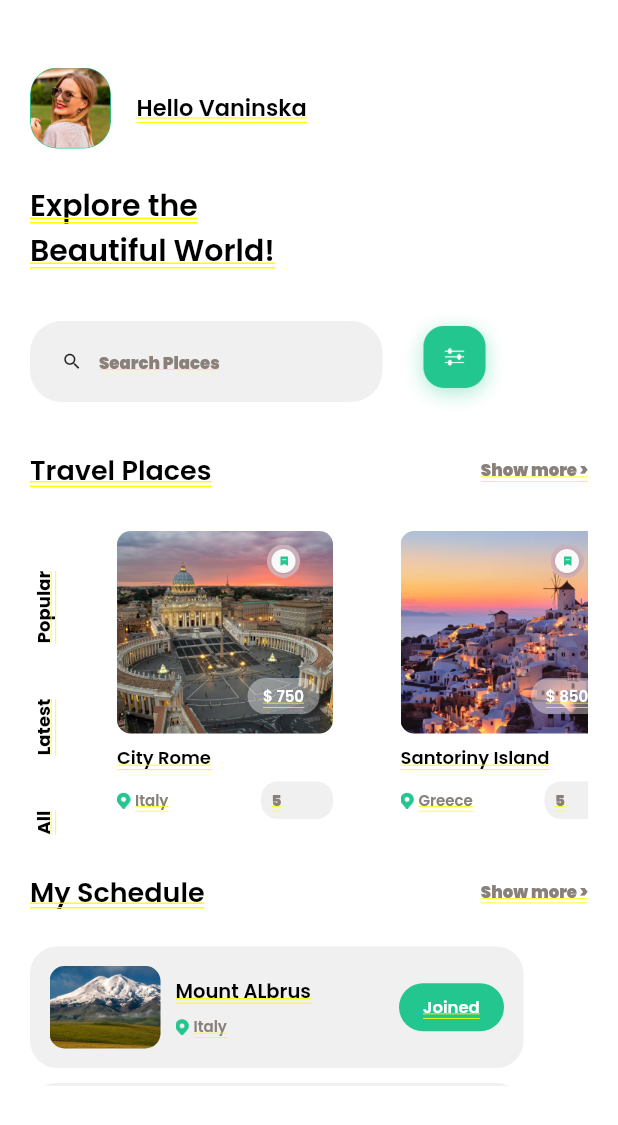
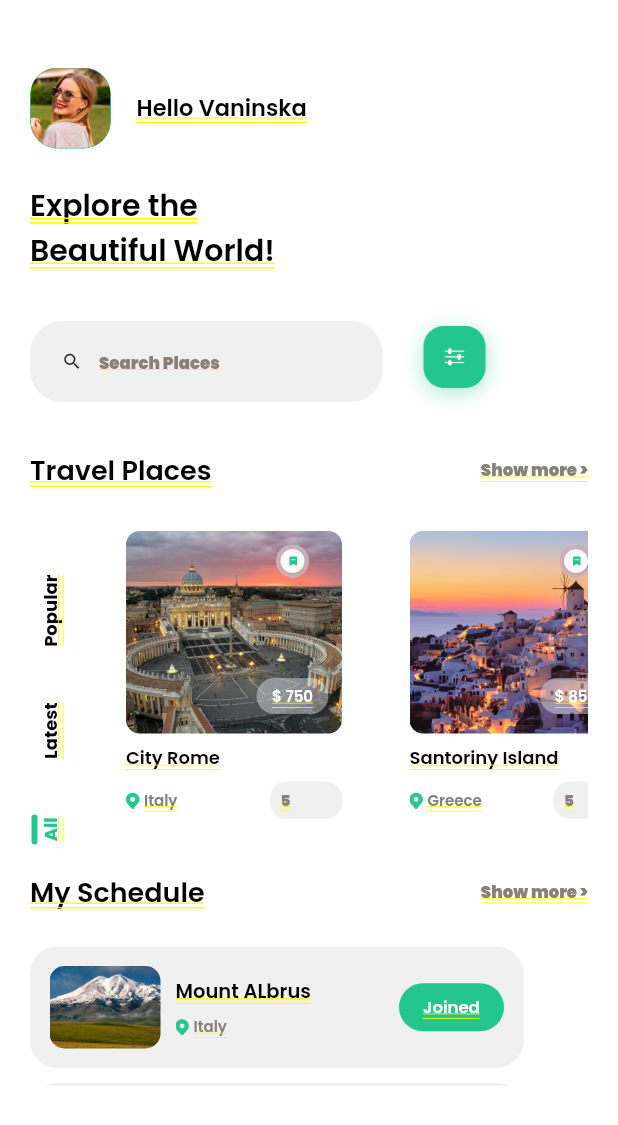
Before and after one commit to TedoHarisC/submission-dicoding-flutter, a Flutter app: the HomePage screen opened by its route, on a phone screen of 412 x 824 dp. Shown: the top 1125 px of the screen. Run offline on Flutter 3.47's test engine with Material 2 defaults, Android fonts, the phone set to English and light mode, and no system bars; our stand-ins replace bloc, carousel_slider, flutter_bloc, google_fonts; statements that could not run were skipped.

Commit message:
menambahkan logic menu travel

```diff
--- /dev/null
+++ b/lib/cubit/travel_cubit.dart
@@ -0,0 +1,12 @@
+import 'package:bloc/bloc.dart';
+import 'package:meta/meta.dart';
+
+part 'travel_state.dart';
+
+class TravelCubit extends Cubit<int> {
+  TravelCubit() : super(0);
+
+  void setMenuTravel(int newMenu) {
+    emit(newMenu);
+  }
+}
--- /dev/null
+++ b/lib/cubit/travel_state.dart
@@ -0,0 +1,6 @@
+part of 'travel_cubit.dart';
+
+@immutable
+abstract class TravelState {}
+
+class TravelInitial extends TravelState {}
--- a/lib/main.dart
+++ b/lib/main.dart
@@ -1,6 +1,7 @@
 import 'package:flutter/material.dart';
 import 'package:flutter_bloc/flutter_bloc.dart';
 import 'package:submission_dicoding_tedo_hc/cubit/page_cubit.dart';
+import 'package:submission_dicoding_tedo_hc/cubit/travel_cubit.dart';
 import 'package:submission_dicoding_tedo_hc/pages/home_page.dart';
 import 'package:submission_dicoding_tedo_hc/pages/main_page.dart';
 import 'package:submission_dicoding_tedo_hc/pages/notification_page.dart';
@@ -24,6 +25,9 @@
         BlocProvider(
           create: (context) => PageCubit(),
         ),
+        BlocProvider(
+          create: (context) => TravelCubit(),
+        ),
       ],
       child: MaterialApp(
         debugShowCheckedModeBanner: false,
--- a/lib/pages/home_page.dart
+++ b/lib/pages/home_page.dart
@@ -1,5 +1,10 @@
+// ignore_for_file: prefer_const_constructors
+
 import 'package:flutter/material.dart';
+import 'package:flutter_bloc/flutter_bloc.dart';
+import 'package:submission_dicoding_tedo_hc/cubit/travel_cubit.dart';
 import 'package:submission_dicoding_tedo_hc/theme.dart';
+import 'package:submission_dicoding_tedo_hc/widgets/menu_travel_navigation_item.dart';
 import 'package:submission_dicoding_tedo_hc/widgets/schedule_tile.dart';
 import 'package:submission_dicoding_tedo_hc/widgets/travel_card.dart';
 
@@ -72,7 +77,6 @@ class _HomePageState extends State<HomePage> {
                     child: Row(
                       crossAxisAlignment: CrossAxisAlignment.center,
                       children: [
-                        // ignore: prefer_const_constructors
                         Icon(
                           Icons.search,
                           size: 14,
@@ -129,46 +133,21 @@ class _HomePageState extends State<HomePage> {
             Row(
               children: [
                 SizedBox(
-                  width: 18,
+                  width: 24,
                   child: RotatedBox(
                     quarterTurns: 3,
-                    child: Row(
-                      mainAxisAlignment: MainAxisAlignment.spaceBetween,
-                      children: [
-                        Container(
-                          height: 18,
-                          margin: const EdgeInsets.only(right: 37),
-                          child: Text(
-                            'All',
-                            style: blackTextStyle.copyWith(
-                              fontSize: 12,
-                              fontWeight: bold,
-                            ),
-                          ),
-                        ),
-                        Container(
-                          height: 18,
-                          margin: const EdgeInsets.only(right: 37),
-                          child: Text(
-                            'Latest',
-                            style: blackTextStyle.copyWith(
-                              fontSize: 12,
-                              fontWeight: bold,
-                            ),
-                          ),
-                        ),
-                        Container(
-                          height: 18,
-                          margin: const EdgeInsets.only(right: 28),
-                          child: Text(
-                            'Popular',
-                            style: blackTextStyle.copyWith(
-                              fontSize: 12,
-                              fontWeight: bold,
-                            ),
-                          ),
-                        ),
-                      ],
+                    child: BlocBuilder<TravelCubit, int>(
+                      builder: (context, state) {
+                        return Row(
+                          mainAxisAlignment: MainAxisAlignment.center,
+                          // ignore: prefer_const_literals_to_create_immutables
+                          children: [
+                            MenuTravelNavigationItem(index: 0, menu: 'All'),
+                            MenuTravelNavigationItem(index: 1, menu: 'Latest'),
+                            MenuTravelNavigationItem(index: 2, menu: 'Popular')
+                          ],
+                        );
+                      },
                     ),
                   ),
                 ),
--- /dev/null
+++ b/lib/widgets/menu_travel_navigation_item.dart
@@ -0,0 +1,56 @@
+import 'package:flutter/material.dart';
+import 'package:flutter_bloc/flutter_bloc.dart';
+import 'package:submission_dicoding_tedo_hc/cubit/travel_cubit.dart';
+import 'package:submission_dicoding_tedo_hc/theme.dart';
+
+class MenuTravelNavigationItem extends StatelessWidget {
+  final int index;
+  final String menu;
+
+  const MenuTravelNavigationItem({
+    Key? key,
+    required this.index,
+    required this.menu,
+  }) : super(key: key);
+
+  @override
+  Widget build(BuildContext context) {
+    return GestureDetector(
+      onTap: () {
+        context.read<TravelCubit>().setMenuTravel(index);
+      },
+      child: Column(
+        mainAxisAlignment: MainAxisAlignment.center,
+        children: [
+          Container(
+            width: 20,
+            height: 4,
+            margin: const EdgeInsets.only(right: 37),
+            decoration: BoxDecoration(
+              color: context.read<TravelCubit>().state == index
+                  ? kGreenColor
+                  : kTransparentColor,
+              borderRadius: BorderRadius.circular(18),
+            ),
+          ),
+          Container(
+            height: 18,
+            margin: const EdgeInsets.only(right: 37),
+            child: Text(
+              menu,
+              style: context.read<TravelCubit>().state == index
+                  ? greenTextStyle.copyWith(
+                      fontSize: 12,
+                      fontWeight: bold,
+                    )
+                  : blackTextStyle.copyWith(
+                      fontSize: 12,
+                      fontWeight: bold,
+                    ),
+            ),
+          ),
+        ],
+      ),
+    );
+  }
+}
```
